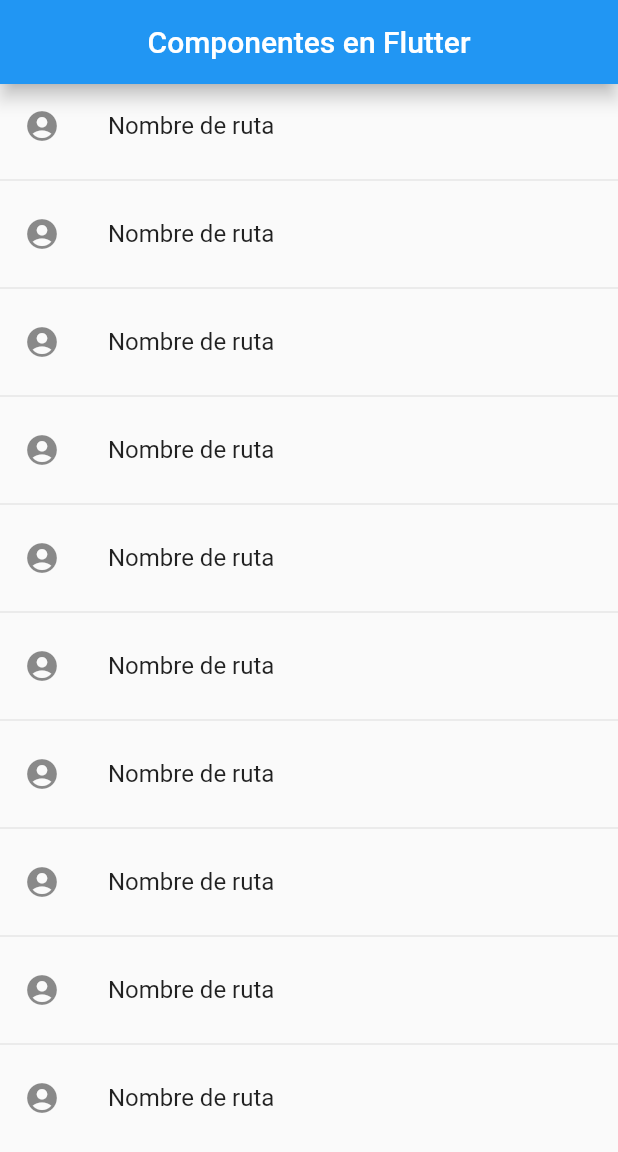
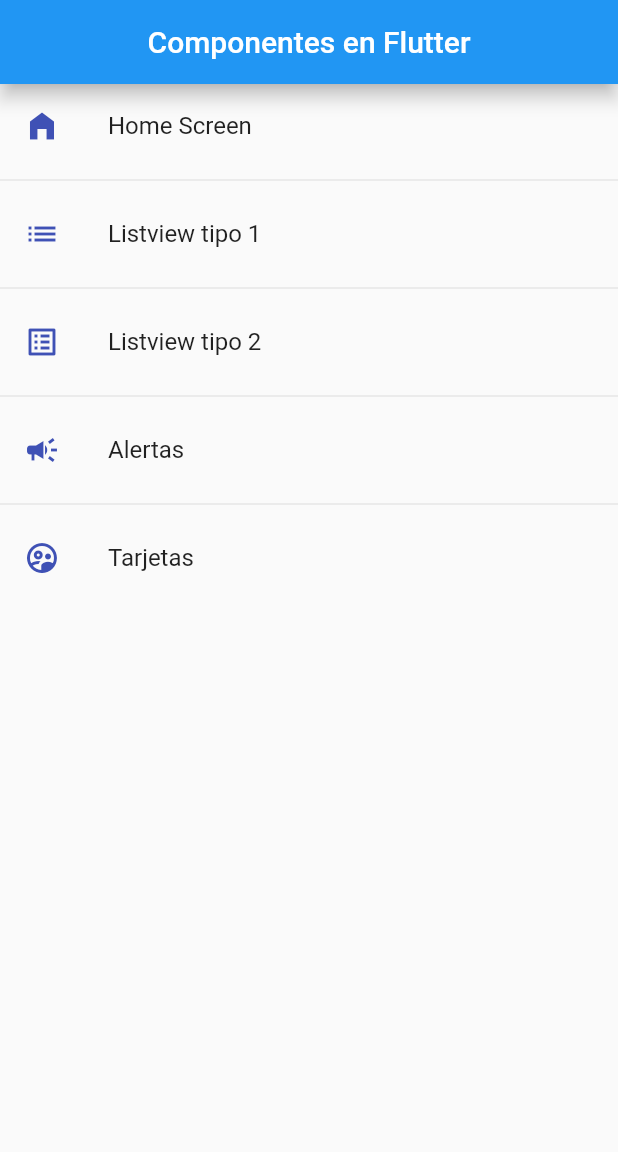
Before and after one commit to HgChvz/fl_components, a Flutter app: the screen it shows after launch, on a phone screen of 412 x 824 dp. Shown: the top 1152 px of the screen. Run offline on Flutter 3.47's test engine with Material 2 defaults, Android fonts, the phone set to English and light mode, and no system bars.

Commit message:
Creando el metodo para las rutas de la App

```diff
--- a/lib/main.dart
+++ b/lib/main.dart
@@ -14,7 +14,7 @@ class MyApp extends StatelessWidget {
       debugShowCheckedModeBanner: false,
       title: 'Material App',
       initialRoute: AppRoutes.initialRoute,
-      routes: AppRoutes.routes,
+      routes: AppRoutes.getAppRoutes(),
       onGenerateRoute: AppRoutes.onGenerateRoute
       //onGenerateRoute: (settings) => AppRoutes.onGenerateRoute(settings) // Si se tienen los mismos argumento tanto lo que recibimos como de lo que mandamos lo podemos obviar como la linea de arriba
     );
--- a/lib/router/app_routes.dart
+++ b/lib/router/app_routes.dart
@@ -7,7 +7,7 @@ class AppRoutes {
 
   static const initialRoute = 'home';
 
-  static final menuOprions = <MenuOption> [
+  static final menuOptions = <MenuOption> [
     // T0D0: Borrar home
     MenuOption(route: 'home',      icon: Icons.home_filled, name: 'Home Screen', screen: const HomeScreen()),
     MenuOption(route: 'listview1', icon: Icons.list, name: 'Listview tipo 1', screen: const Listview1Screen()),
@@ -17,13 +17,23 @@ class AppRoutes {
 
   ];
 
-  static Map<String, Widget Function(BuildContext)> routes = {
-    'home'     : (BuildContext context) => const HomeScreen(),
-    'listview1': (BuildContext context ) => const Listview1Screen(),
-    'listview2': (BuildContext context) => const Listview2Screen(),
-    'alert'    : (BuildContext context ) => const AlertScreen(),
-    'card'     : (BuildContext context) => const CardScreen(),
-  };
+  static Map<String, Widget Function(BuildContext)> getAppRoutes() {
+
+    Map<String, Widget Function(BuildContext)> appRoutes = {};
+      for(final option in menuOptions) {
+        appRoutes.addAll({option.route: (BuildContext context) => option.screen,});
+      }
+
+    return appRoutes;
+  }
+
+  // static Map<String, Widget Function(BuildContext)> routes = {
+  //   'home'     : (BuildContext context) => const HomeScreen(),
+  //   'listview1': (BuildContext context ) => const Listview1Screen(),
+  //   'listview2': (BuildContext context) => const Listview2Screen(),
+  //   'alert'    : (BuildContext context ) => const AlertScreen(),
+  //   'card'     : (BuildContext context) => const CardScreen(),
+  // };
 
   static Route<dynamic> onGenerateRoute (RouteSettings settings) {
         // print(settings);
--- a/lib/screens/home_screen.dart
+++ b/lib/screens/home_screen.dart
@@ -1,6 +1,6 @@
+import 'package:fl_components/models/menu_option.dart';
+import 'package:fl_components/router/app_routes.dart';
 import 'package:flutter/material.dart';
-
-import 'package:fl_components/screens/screens.dart';
 
 class HomeScreen extends StatelessWidget {
 
@@ -8,6 +8,9 @@ class HomeScreen extends StatelessWidget {
 
   @override
   Widget build(BuildContext context) {
+
+    final menuOptions = AppRoutes.menuOptions;
+
     return Scaffold(
       appBar: AppBar(
         title: const Text('Componentes en Flutter'),
@@ -16,20 +19,20 @@ class HomeScreen extends StatelessWidget {
       ),
       body: ListView.separated(
         itemBuilder: (context, index) => ListTile(
-          title: const Text('Nombre de ruta'),
-          leading: const Icon(Icons.account_circle),
+          title:  Text(menuOptions[index].name),
+          leading: Icon(menuOptions[index].icon, color: Colors.indigo,),
           onTap: () {
             // final route = MaterialPageRoute(
             //   builder: (context) => const Listview1Screen(),
             // );
             // Navigator.push(context, route);
 
-            Navigator.pushNamed(context, 'card');
+            Navigator.pushNamed(context, menuOptions[index].route);
 
           },
         ),
         separatorBuilder: (context, index) => const Divider(),
-        itemCount: 10,
+        itemCount: menuOptions.length,
       ),
     );
   }
```
